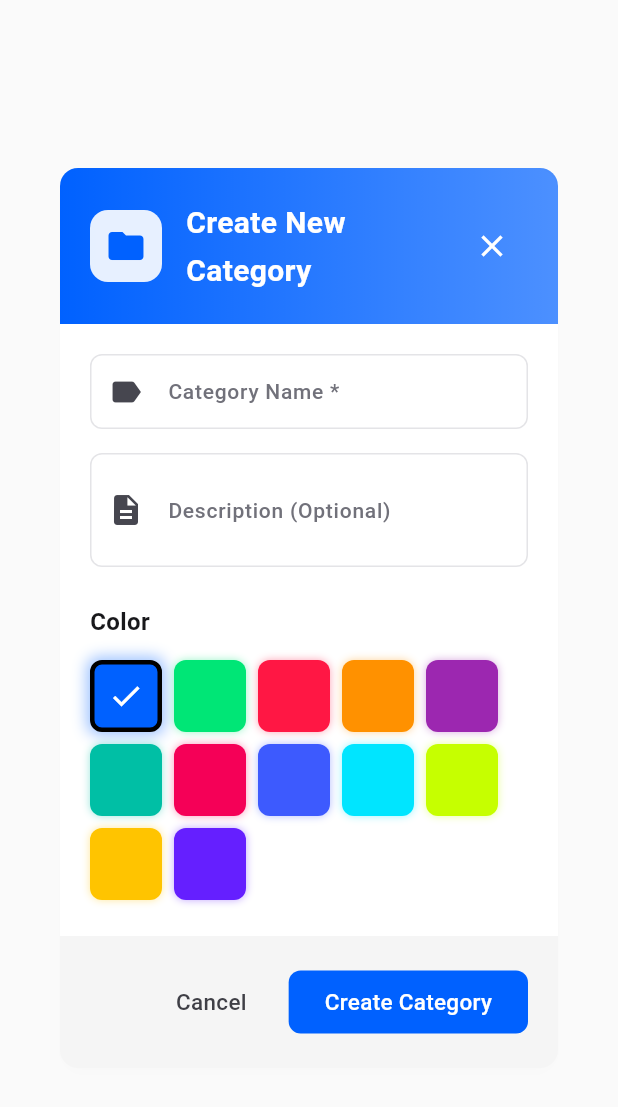
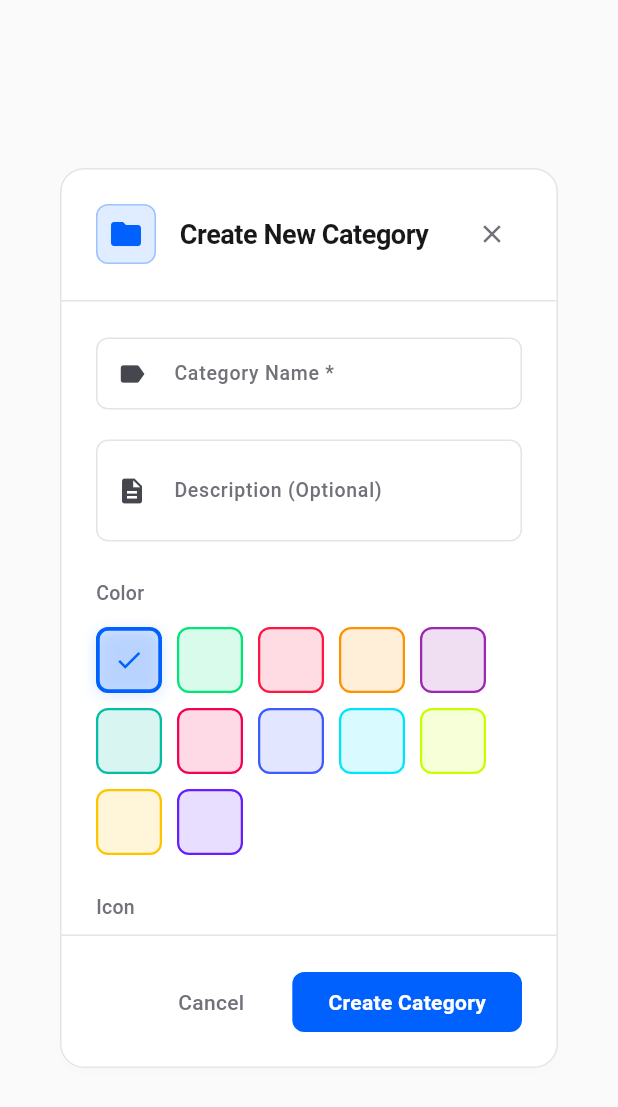
Before and after one commit to Sam7800/msidcNew, a Flutter app: the CreateCategoryDialog widget shown alone on an empty page, opened directly, on a phone screen of 412 x 824 dp. Shown: the top 1107 px of the screen. Run offline on Flutter 3.47's test engine with Material 3 defaults, Android fonts, the phone set to English and light mode, and no system bars; our stand-ins replace csv, file_picker, flutter_riverpod, shared_preferences, sqflite, sqflite_common_ffi and 1 more; missing offline and left inert: excel, window_manager; accounts and stored records are empty.

Commit message:
changed the ui of add category

```diff
--- a/lib/presentation/widgets/dialogs/create_category_dialog.dart
+++ b/lib/presentation/widgets/dialogs/create_category_dialog.dart
@@ -115,35 +115,50 @@ class _CreateCategoryDialogState extends ConsumerState<CreateCategoryDialog> {
   @override
   Widget build(BuildContext context) {
     return Dialog(
+      elevation: 2,
+      shadowColor: AppColors.shadow,
+      shape: RoundedRectangleBorder(
+        borderRadius: BorderRadius.circular(16),
+        side: const BorderSide(
+          color: AppColors.border,
+          width: 1,
+        ),
+      ),
       child: Container(
         width: 500,
         constraints: const BoxConstraints(maxHeight: 600),
         child: Column(
           mainAxisSize: MainAxisSize.min,
           children: [
-            // Header
+            // Header - Flat with border-bottom
             Container(
-              padding: const EdgeInsets.all(20),
-              decoration: BoxDecoration(
-                gradient: LinearGradient(
-                  colors: [
-                    _parseColor(_selectedColor),
-                    _parseColor(_selectedColor).withOpacity(0.7),
-                  ],
+              padding: const EdgeInsets.fromLTRB(24, 20, 20, 20),
+              decoration: const BoxDecoration(
+                color: AppColors.surface,
+                border: Border(
+                  bottom: BorderSide(
+                    color: AppColors.border,
+                    width: 1,
+                  ),
                 ),
-                borderRadius: const BorderRadius.only(
-                  topLeft: Radius.circular(12),
-                  topRight: Radius.circular(12),
+                borderRadius: BorderRadius.only(
+                  topLeft: Radius.circular(16),
+                  topRight: Radius.circular(16),
                 ),
               ),
               child: Row(
                 children: [
+                  // Icon preview - border-based
                   Container(
-                    width: 48,
-                    height: 48,
+                    width: 40,
+                    height: 40,
                     decoration: BoxDecoration(
-                      color: Colors.white.withOpacity(0.9),
-                      borderRadius: BorderRadius.circular(12),
+                      color: _parseColor(_selectedColor).withOpacity(0.12),
+                      borderRadius: BorderRadius.circular(8),
+                      border: Border.all(
+                        color: _parseColor(_selectedColor).withOpacity(0.3),
+                        width: 1,
+                      ),
                     ),
                     child: Icon(
                       _iconOptions.firstWhere(
@@ -151,7 +166,7 @@ class _CreateCategoryDialogState extends ConsumerState<CreateCategoryDialog> {
                         orElse: () => _iconOptions[0],
                       )['icon'] as IconData,
                       color: _parseColor(_selectedColor),
-                      size: 28,
+                      size: 24,
                     ),
                   ),
                   const SizedBox(width: 16),
@@ -159,14 +174,16 @@ class _CreateCategoryDialogState extends ConsumerState<CreateCategoryDialog> {
                     child: Text(
                       'Create New Category',
                       style: TextStyle(
-                        fontSize: 20,
-                        fontWeight: FontWeight.bold,
-                        color: Colors.white,
+                        fontSize: 18,
+                        fontWeight: FontWeight.w600,
+                        color: AppColors.textPrimary,
+                        letterSpacing: -0.3,
                       ),
                     ),
                   ),
                   IconButton(
-                    icon: const Icon(Icons.close, color: Colors.white),
+                    icon: const Icon(Icons.close, size: 20),
+                    color: AppColors.textSecondary,
                     onPressed: () => Navigator.pop(context),
                   ),
                 ],
@@ -176,7 +193,7 @@ class _CreateCategoryDialogState extends ConsumerState<CreateCategoryDialog> {
             // Form
             Flexible(
               child: SingleChildScrollView(
-                padding: const EdgeInsets.all(20),
+                padding: const EdgeInsets.all(24),
                 child: Form(
                   key: _formKey,
                   child: Column(
@@ -185,11 +202,27 @@ class _CreateCategoryDialogState extends ConsumerState<CreateCategoryDialog> {
                       // Name field
                       TextFormField(
                         controller: _nameController,
+                        style: const TextStyle(
+                          fontSize: 14,
+                          color: AppColors.textPrimary,
+                        ),
                         decoration: const InputDecoration(
                           labelText: 'Category Name *',
+                          labelStyle: TextStyle(
+                            fontSize: 13,
+                            fontWeight: FontWeight.w500,
+                            color: AppColors.textSecondary,
+                          ),
                           hintText: 'Enter category name',
-                          border: OutlineInputBorder(),
-                          prefixIcon: Icon(Icons.label),
+                          hintStyle: TextStyle(
+                            fontSize: 14,
+                            color: AppColors.textTertiary,
+                          ),
+                          prefixIcon: Icon(Icons.label, size: 20),
+                          contentPadding: EdgeInsets.symmetric(
+                            horizontal: 16,
+                            vertical: 12,
+                          ),
                         ),
                         validator: (value) {
                           if (value == null || value.trim().isEmpty) {
@@ -202,16 +235,32 @@ class _CreateCategoryDialogState extends ConsumerState<CreateCategoryDialog> {
                         },
                       ),
 
-                      const SizedBox(height: 16),
+                      const SizedBox(height: 20),
 
                       // Description field
                       TextFormField(
                         controller: _descriptionController,
+                        style: const TextStyle(
+                          fontSize: 14,
+                          color: AppColors.textPrimary,
+                        ),
                         decoration: const InputDecoration(
                           labelText: 'Description (Optional)',
+                          labelStyle: TextStyle(
+                            fontSize: 13,
+                            fontWeight: FontWeight.w500,
+                            color: AppColors.textSecondary,
+                          ),
                           hintText: 'Enter category description',
-                          border: OutlineInputBorder(),
-                          prefixIcon: Icon(Icons.description),
+                          hintStyle: TextStyle(
+                            fontSize: 14,
+                            color: AppColors.textTertiary,
+                          ),
+                          prefixIcon: Icon(Icons.description, size: 20),
+                          contentPadding: EdgeInsets.symmetric(
+                            horizontal: 16,
+                            vertical: 12,
+                          ),
                         ),
                         maxLines: 2,
                       ),
@@ -222,46 +271,49 @@ class _CreateCategoryDialogState extends ConsumerState<CreateCategoryDialog> {
                       const Text(
                         'Color',
                         style: TextStyle(
-                          fontSize: 16,
-                          fontWeight: FontWeight.w600,
+                          fontSize: 13,
+                          fontWeight: FontWeight.w500,
+                          color: AppColors.textSecondary,
+                          letterSpacing: 0.2,
                         ),
                       ),
                       const SizedBox(height: 12),
                       Wrap(
-                        spacing: 8,
-                        runSpacing: 8,
+                        spacing: 10,
+                        runSpacing: 10,
                         children: _colorOptions.map((color) {
                           final isSelected = _selectedColor == color['hex'];
+                          final colorValue = _parseColor(color['hex']!);
                           return InkWell(
                             onTap: () {
                               setState(() => _selectedColor = color['hex']!);
                             },
                             borderRadius: BorderRadius.circular(8),
                             child: Container(
-                              width: 48,
-                              height: 48,
+                              width: 44,
+                              height: 44,
                               decoration: BoxDecoration(
-                                color: _parseColor(color['hex']!),
+                                color: colorValue.withOpacity(0.15),
                                 borderRadius: BorderRadius.circular(8),
-                                border: isSelected
-                                    ? Border.all(
-                                        color: Colors.black,
-                                        width: 3,
-                                      )
+                                border: Border.all(
+                                  color: colorValue,
+                                  width: isSelected ? 2.5 : 1.5,
+                                ),
+                                boxShadow: isSelected
+                                    ? [
+                                        BoxShadow(
+                                          color: colorValue.withOpacity(0.15),
+                                          blurRadius: 8,
+                                          offset: const Offset(0, 2),
+                                        ),
+                                      ]
                                     : null,
-                                boxShadow: [
-                                  BoxShadow(
-                                    color: _parseColor(color['hex']!).withOpacity(0.4),
-                                    blurRadius: isSelected ? 8 : 4,
-                                    spreadRadius: isSelected ? 2 : 0,
-                                  ),
-                                ],
                               ),
                               child: isSelected
-                                  ? const Icon(
+                                  ? Icon(
                                       Icons.check,
-                                      color: Colors.white,
-                                      size: 24,
+                                      color: colorValue,
+                                      size: 20,
                                     )
                                   : null,
                             ),
@@ -275,42 +327,45 @@ class _CreateCategoryDialogState extends ConsumerState<CreateCategoryDialog> {
                       const Text(
                         'Icon',
                         style: TextStyle(
-                          fontSize: 16,
-                          fontWeight: FontWeight.w600,
+                          fontSize: 13,
+                          fontWeight: FontWeight.w500,
+                          color: AppColors.textSecondary,
+                          letterSpacing: 0.2,
                         ),
                       ),
                       const SizedBox(height: 12),
                       Wrap(
-                        spacing: 8,
-                        runSpacing: 8,
+                        spacing: 10,
+                        runSpacing: 10,
                         children: _iconOptions.map((iconOption) {
                           final isSelected = _selectedIcon == iconOption['name'];
+                          final selectedColor = _parseColor(_selectedColor);
                           return InkWell(
                             onTap: () {
                               setState(() => _selectedIcon = iconOption['name'] as String);
                             },
                             borderRadius: BorderRadius.circular(8),
                             child: Container(
-                              width: 48,
-                              height: 48,
+                              width: 44,
+                              height: 44,
                               decoration: BoxDecoration(
                                 color: isSelected
-                                    ? _parseColor(_selectedColor).withOpacity(0.2)
-                                    : Colors.grey[200],
+                                    ? selectedColor.withOpacity(0.12)
+                                    : AppColors.surface,
                                 borderRadius: BorderRadius.circular(8),
-                                border: isSelected
-                                    ? Border.all(
-                                        color: _parseColor(_selectedColor),
-                                        width: 2,
-                                      )
-                                    : null,
+                                border: Border.all(
+                                  color: isSelected
+                                      ? selectedColor
+                                      : AppColors.border,
+                                  width: isSelected ? 2 : 1,
+                                ),
                               ),
                               child: Icon(
                                 iconOption['icon'] as IconData,
                                 color: isSelected
-                                    ? _parseColor(_selectedColor)
-                                    : Colors.grey[600],
-                                size: 24,
+                                    ? selectedColor
+                                    : AppColors.textSecondary,
+                                size: 20,
                               ),
                             ),
                           );
@@ -324,12 +379,18 @@ class _CreateCategoryDialogState extends ConsumerState<CreateCategoryDialog> {
 
             // Actions
             Container(
-              padding: const EdgeInsets.all(20),
-              decoration: BoxDecoration(
-                color: Colors.grey[100],
-                borderRadius: const BorderRadius.only(
-                  bottomLeft: Radius.circular(12),
-                  bottomRight: Radius.circular(12),
+              padding: const EdgeInsets.fromLTRB(24, 20, 24, 20),
+              decoration: const BoxDecoration(
+                color: AppColors.surface,
+                border: Border(
+                  top: BorderSide(
+                    color: AppColors.border,
+                    width: 1,
+                  ),
+                ),
+                borderRadius: BorderRadius.only(
+                  bottomLeft: Radius.circular(16),
+                  bottomRight: Radius.circular(16),
                 ),
               ),
               child: Row(
@@ -337,7 +398,20 @@ class _CreateCategoryDialogState extends ConsumerState<CreateCategoryDialog> {
                 children: [
                   TextButton(
                     onPressed: _isSubmitting ? null : () => Navigator.pop(context),
-                    child: const Text('Cancel'),
+                    style: TextButton.styleFrom(
+                      foregroundColor: AppColors.textSecondary,
+                      padding: const EdgeInsets.symmetric(
+                        horizontal: 20,
+                        vertical: 12,
+                      ),
+                    ),
+                    child: const Text(
+                      'Cancel',
+                      style: TextStyle(
+                        fontSize: 14,
+                        fontWeight: FontWeight.w500,
+                      ),
+                    ),
                   ),
                   const SizedBox(width: 12),
                   ElevatedButton(
@@ -345,9 +419,14 @@ class _CreateCategoryDialogState extends ConsumerState<CreateCategoryDialog> {
                     style: ElevatedButton.styleFrom(
                       backgroundColor: _parseColor(_selectedColor),
                       foregroundColor: Colors.white,
+                      elevation: 0,
+                      shadowColor: Colors.transparent,
                       padding: const EdgeInsets.symmetric(
                         horizontal: 24,
                         vertical: 12,
+                      ),
+                      shape: RoundedRectangleBorder(
+                        borderRadius: BorderRadius.circular(8),
                       ),
                     ),
                     child: _isSubmitting
@@ -359,7 +438,13 @@ class _CreateCategoryDialogState extends ConsumerState<CreateCategoryDialog> {
                               valueColor: AlwaysStoppedAnimation<Color>(Colors.white),
                             ),
                           )
-                        : const Text('Create Category'),
+                        : const Text(
+                            'Create Category',
+                            style: TextStyle(
+                              fontSize: 14,
+                              fontWeight: FontWeight.w600,
+                            ),
+                          ),
                   ),
                 ],
               ),
```
